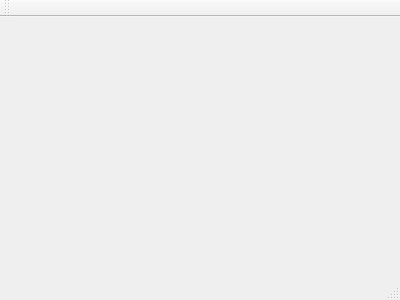
Above: mainwindow.ui from joe-mao/test before the change. Below: the same form after it.
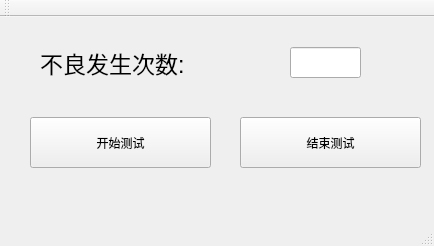
That is the form after the change.

```diff
--- a/mainwindow.ui
+++ b/mainwindow.ui
@@ -1,24 +1,94 @@
 <ui version="4.0">
  <class>MainWindow</class>
- <widget class="QMainWindow" name="MainWindow" >
-  <property name="geometry" >
+ <widget class="QMainWindow" name="MainWindow">
+  <property name="geometry">
    <rect>
     <x>0</x>
     <y>0</y>
-    <width>400</width>
-    <height>300</height>
+    <width>434</width>
+    <height>246</height>
    </rect>
   </property>
   <property name="windowTitle" >
    <string>MainWindow</string>
   </property>
-  <widget class="QMenuBar" name="menuBar" />
-  <widget class="QToolBar" name="mainToolBar" />
-  <widget class="QWidget" name="centralWidget" />
-  <widget class="QStatusBar" name="statusBar" />
+  <widget class="QWidget" name="centralWidget">
+   <widget class="QLabel" name="label">
+    <property name="geometry">
+     <rect>
+      <x>40</x>
+      <y>20</y>
+      <width>161</width>
+      <height>51</height>
+     </rect>
+    </property>
+    <property name="font">
+     <font>
+      <pointsize>17</pointsize>
+     </font>
+    </property>
+    <property name="text">
+     <string>不良发生次数:</string>
+    </property>
+   </widget>
+   <widget class="QLineEdit" name="lineEdit">
+    <property name="geometry">
+     <rect>
+      <x>290</x>
+      <y>30</y>
+      <width>71</width>
+      <height>31</height>
+     </rect>
+    </property>
+   </widget>
+   <widget class="QPushButton" name="btn_start">
+    <property name="geometry">
+     <rect>
+      <x>30</x>
+      <y>100</y>
+      <width>181</width>
+      <height>51</height>
+     </rect>
+    </property>
+    <property name="text">
+     <string>开始测试</string>
+    </property>
+   </widget>
+   <widget class="QPushButton" name="btn_stop">
+    <property name="geometry">
+     <rect>
+      <x>240</x>
+      <y>100</y>
+      <width>181</width>
+      <height>51</height>
+     </rect>
+    </property>
+    <property name="text">
+     <string>结束测试</string>
+    </property>
+   </widget>
+  </widget>
+  <widget class="QMenuBar" name="menuBar">
+   <property name="geometry">
+    <rect>
+     <x>0</x>
+     <y>0</y>
+     <width>434</width>
+     <height>23</height>
+    </rect>
+   </property>
+  </widget>
+  <widget class="QToolBar" name="mainToolBar">
+   <attribute name="toolBarArea">
+    <enum>TopToolBarArea</enum>
+   </attribute>
+   <attribute name="toolBarBreak">
+    <bool>false</bool>
+   </attribute>
+  </widget>
+  <widget class="QStatusBar" name="statusBar"/>
  </widget>
- <layoutDefault spacing="6" margin="11" />
- <pixmapfunction></pixmapfunction>
+ <layoutdefault spacing="6" margin="11"/>
  <resources/>
  <connections/>
 </ui>
```
Left out of the diff: 3 changed lines with no effect on the pictures.
